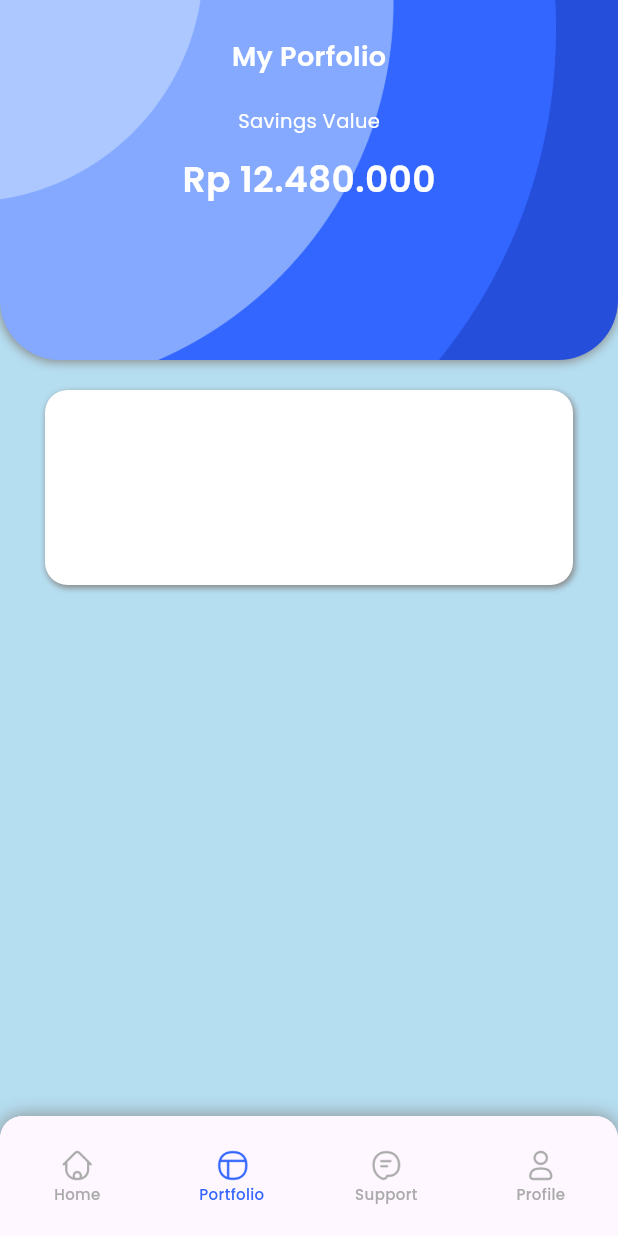
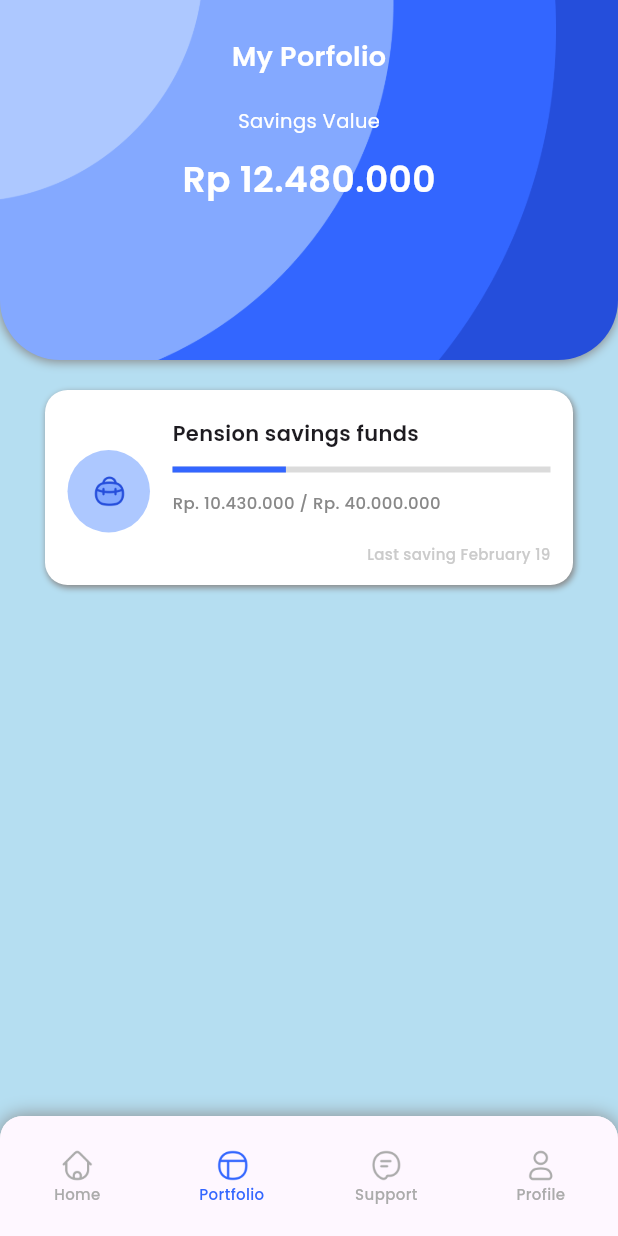
Before and after one commit to PrayogaBoedihartoyo/saving-app, a Flutter app: the MainPage screen opened by its route, item 2 of the bottom bar chosen, on a phone screen of 412 x 824 dp. Run offline on Flutter 3.47's test engine with Material 3 defaults, Android fonts, the phone set to English and light mode, and no system bars; drawn by our look-alikes of percent_indicator; our stand-ins replace google_fonts.

Commit message:
Initial Commit

```diff
--- a/lib/pages/portofolio/portofolio_page.dart
+++ b/lib/pages/portofolio/portofolio_page.dart
@@ -1,4 +1,5 @@
 import 'package:flutter/material.dart';
+import 'package:percent_indicator/percent_indicator.dart';
 import 'package:saving_app/styles/colors.dart';
 import 'package:saving_app/styles/text_style.dart';
 
@@ -68,6 +69,59 @@ class PortfolioPage extends StatelessWidget {
               ),
             ],
           ),
+          child: Row(
+            children: [
+              Container(
+                height: 55,
+                width: 55,
+                child: CircleAvatar(
+                  backgroundColor: kTropicalBlue,
+                  child: Image.asset(
+                    'assets/icons/pension.png',
+                    width: 24,
+                  ),
+                ),
+              ),
+              const SizedBox(
+                width: 15,
+              ),
+              Expanded(
+                child: Column(
+                  crossAxisAlignment: CrossAxisAlignment.start,
+                  children: [
+                    Text('Pension savings funds', style: kSubtitle1),
+                    const SizedBox(
+                      height: 12,
+                    ),
+                    LinearPercentIndicator(
+                      lineHeight: 4,
+                      percent: 0.3,
+                      padding: const EdgeInsets.symmetric(horizontal: 0),
+                      progressColor: kBlueRibbon,
+                      backgroundColor: kGrey.withOpacity(0.3),
+                    ),
+                    const SizedBox(
+                      height: 12,
+                    ),
+                    Text('Rp. 10.430.000 / Rp. 40.000.000',
+                        style: kBody2.copyWith(
+                          color: kGrey,
+                        ),
+                    ),
+                    const Spacer(),
+                    Align(
+                      alignment: Alignment.bottomRight,
+                      child: Text('Last saving February 19',
+                          style: kCaption.copyWith(
+                            color: kLightGray,
+                          ),
+                      ),
+                    ),
+                  ],
+                ),
+              )
+            ],
+          ),
         ),
       ]),
     );
```
